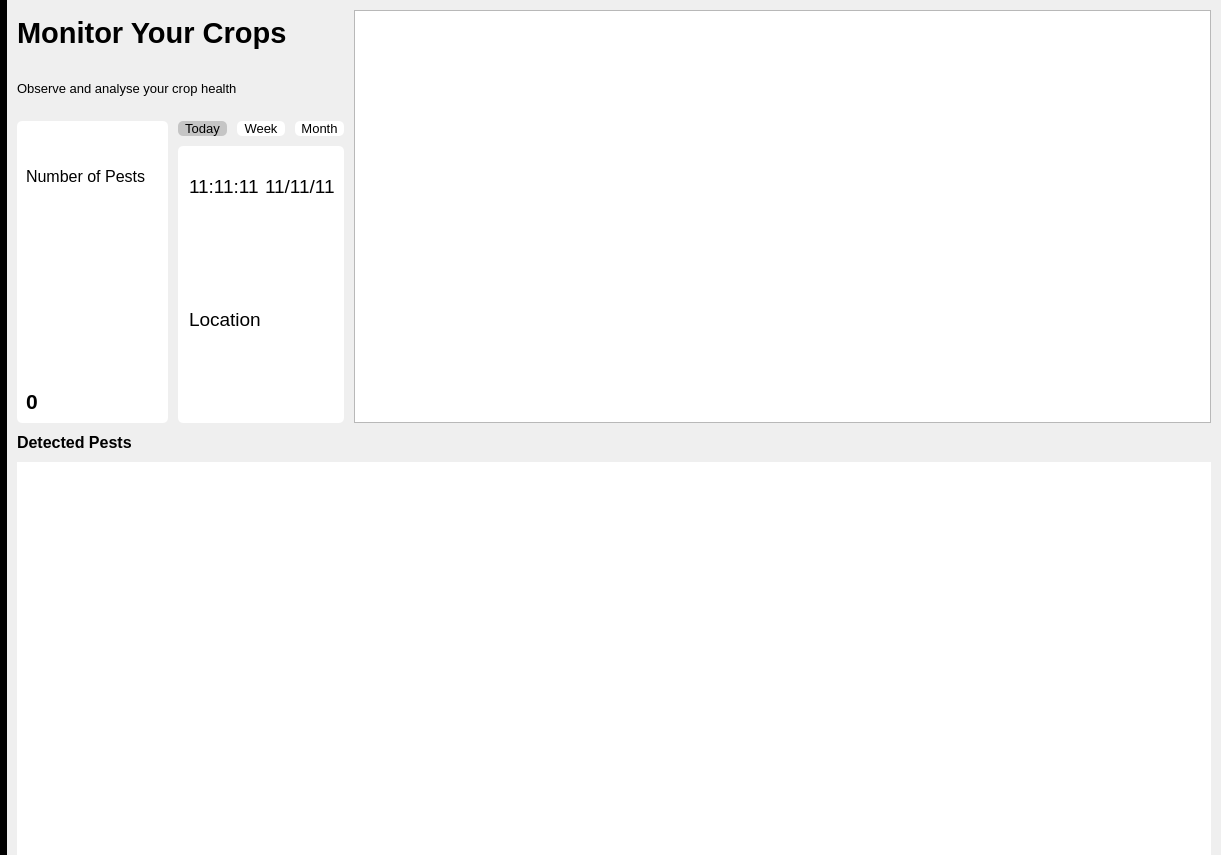
Above: gui/src/Home.ui from WEI22/ICMS before the change. Below: the same form after it.
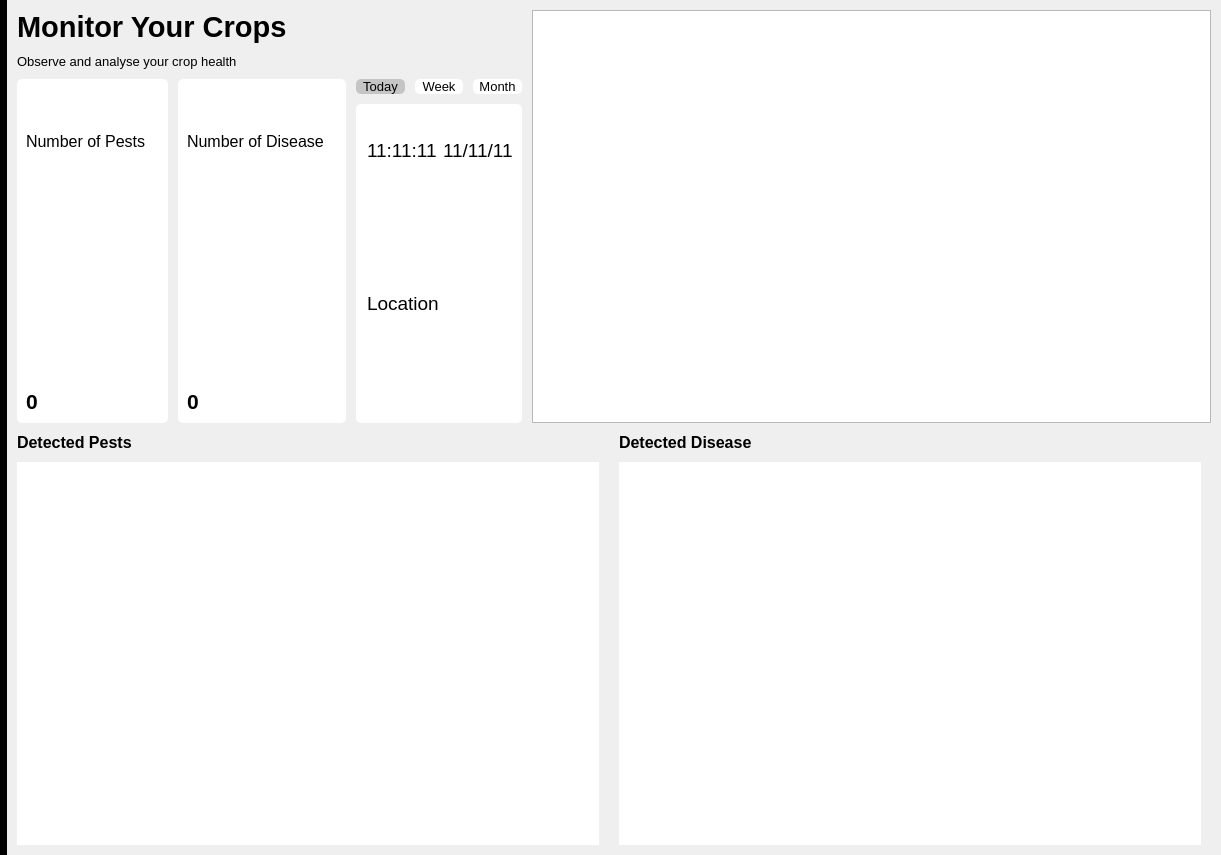
That is the form after the change. Icons and pictures are not drawn. Custom widgets are drawn as their Qt base class.

Commit message: Added disease detection

The edit to the form file:
```diff
--- a/gui/src/Home.ui
+++ b/gui/src/Home.ui
@@ -13,7 +13,7 @@
   <property name="windowTitle">
    <string>Home</string>
   </property>
-  <layout class="QHBoxLayout" name="horizontalLayout_5">
+  <layout class="QHBoxLayout" name="horizontalLayout_8">
    <property name="spacing">
     <number>10</number>
    </property>
@@ -159,17 +159,23 @@
     </layout>
    </item>
    <item>
-    <layout class="QVBoxLayout" name="verticalLayout_6">
-     <item>
-      <layout class="QHBoxLayout" name="horizontalLayout_3" stretch="3,2">
+    <layout class="QVBoxLayout" name="verticalLayout_10">
+     <property name="spacing">
+      <number>10</number>
+     </property>
        <property name="topMargin">
         <number>10</number>
        </property>
        <property name="rightMargin">
         <number>10</number>
        </property>
+     <property name="bottomMargin">
+      <number>10</number>
+     </property>
        <item>
-        <layout class="QVBoxLayout" name="verticalLayout_9" stretch="1,3">
+      <layout class="QHBoxLayout" name="horizontalLayout_4">
+       <item>
+        <layout class="QVBoxLayout" name="verticalLayout_9">
          <item>
           <layout class="QVBoxLayout" name="verticalLayout_3" stretch="0,0">
            <item>
@@ -210,7 +216,7 @@
           </layout>
          </item>
          <item>
-          <layout class="QHBoxLayout" name="horizontalLayout_4">
+          <layout class="QHBoxLayout" name="horizontalLayout_3">
            <item>
             <widget class="QWidget" name="widget_5" native="true">
              <property name="sizePolicy">
@@ -278,6 +284,73 @@
              </layout>
             </widget>
            </item>
+           <item>
+            <widget class="QWidget" name="widget_6" native="true">
+             <property name="sizePolicy">
+              <sizepolicy hsizetype="Fixed" vsizetype="Preferred">
+               <horstretch>0</horstretch>
+               <verstretch>0</verstretch>
+              </sizepolicy>
+             </property>
+             <property name="styleSheet">
+              <string notr="true">border: none; background-color: white; border-radius: 5px;</string>
+             </property>
+             <layout class="QVBoxLayout" name="verticalLayout_7" stretch="1,2">
+              <item>
+               <layout class="QHBoxLayout" name="horizontalLayout_7">
+                <item>
+                 <widget class="QLabel" name="disease_num_label">
+                  <property name="font">
+                   <font>
+                    <pointsize>12</pointsize>
+                   </font>
+                  </property>
+                  <property name="text">
+                   <string>Number of Disease</string>
+                  </property>
+                  <property name="scaledContents">
+                   <bool>true</bool>
+                  </property>
+                  <property name="wordWrap">
+                   <bool>true</bool>
+                  </property>
+                 </widget>
+                </item>
+                <item>
+                 <widget class="QLabel" name="disease_image">
+                  <property name="text">
+                   <string/>
+                  </property>
+                  <property name="pixmap">
+                   <pixmap>../Image/Home/virus.png</pixmap>
+                  </property>
+                 </widget>
+                </item>
+               </layout>
+              </item>
+              <item>
+               <widget class="QLabel" name="disease_number">
+                <property name="font">
+                 <font>
+                  <pointsize>16</pointsize>
+                  <weight>75</weight>
+                  <bold>true</bold>
+                 </font>
+                </property>
+                <property name="styleSheet">
+                 <string notr="true">border: none;</string>
+                </property>
+                <property name="text">
+                 <string>0</string>
+                </property>
+                <property name="alignment">
+                 <set>Qt::AlignBottom|Qt::AlignLeading|Qt::AlignLeft</set>
+                </property>
+               </widget>
+              </item>
+             </layout>
+            </widget>
+           </item>
            <item>
             <layout class="QVBoxLayout" name="verticalLayout_8" stretch="1,5">
              <item>
@@ -463,6 +536,8 @@
       </layout>
      </item>
      <item>
+      <layout class="QHBoxLayout" name="horizontalLayout_5">
+       <item>
       <layout class="QVBoxLayout" name="verticalLayout">
        <property name="rightMargin">
         <number>10</number>
@@ -493,6 +568,42 @@
           <string notr="true">border: none; border-radius: 5px</string>
          </property>
         </widget>
+         </item>
+        </layout>
+       </item>
+       <item>
+        <layout class="QVBoxLayout" name="verticalLayout_6">
+         <property name="rightMargin">
+          <number>10</number>
+         </property>
+         <item>
+          <widget class="QLabel" name="detected_disease_label">
+           <property name="font">
+            <font>
+             <pointsize>12</pointsize>
+             <weight>75</weight>
+             <bold>true</bold>
+            </font>
+           </property>
+           <property name="text">
+            <string>Detected Disease</string>
+           </property>
+          </widget>
+         </item>
+         <item>
+          <widget class="QChartView" name="disease_chart">
+           <property name="sizePolicy">
+            <sizepolicy hsizetype="Expanding" vsizetype="Expanding">
+             <horstretch>0</horstretch>
+             <verstretch>0</verstretch>
+            </sizepolicy>
+           </property>
+           <property name="styleSheet">
+            <string notr="true">border: none; border-radius: 5px</string>
+           </property>
+          </widget>
+         </item>
+        </layout>
        </item>
       </layout>
      </item>
```
Left out of the diff: 2 changed lines with no effect on the pictures. Lines whose indentation alone changed are shown as unchanged. The commit also changes 16 other files.
